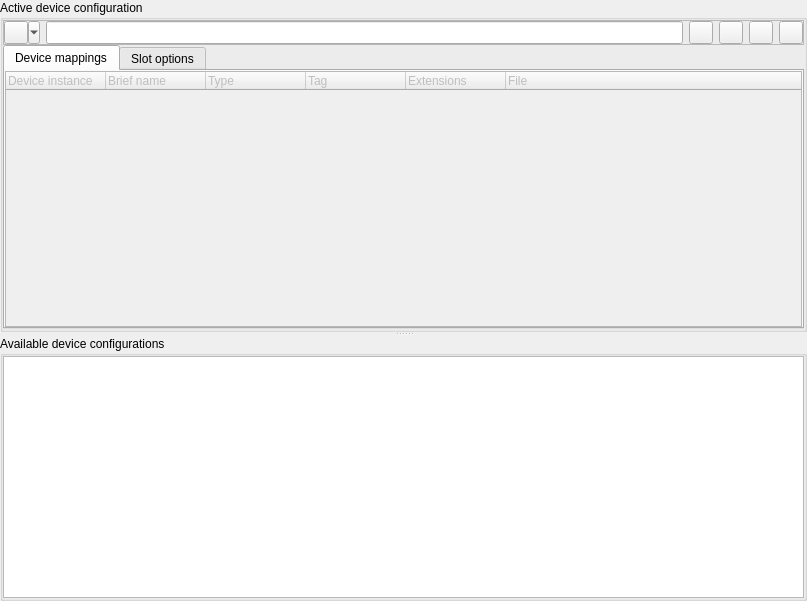
Above: messdevcfg.ui from qmc2/qmc2-mame-fe before the change. Below: the same form after it.
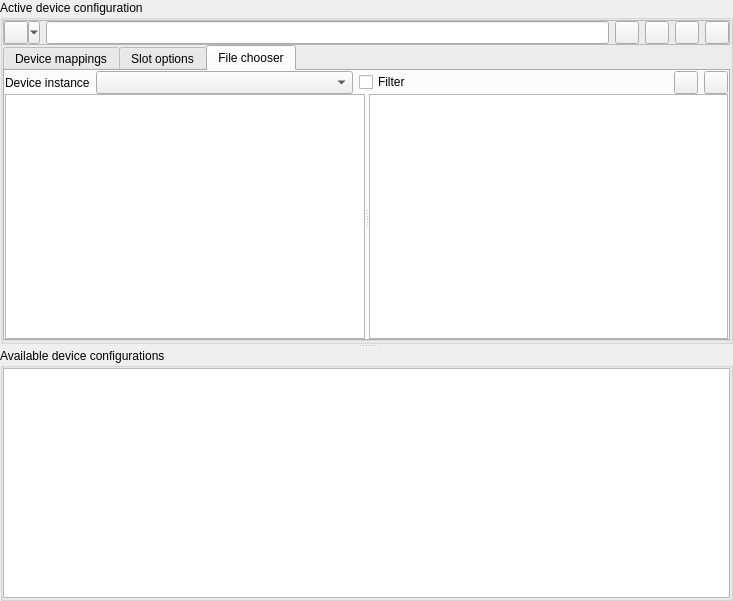
That is the form after the change. The open tabs and pages were chosen to show the change. Icons and pictures are not drawn.

Commit message: new: MESS targets: a new 'file chooser' dialog has been added to the MESS device configurator as an easy-to-use alternative to the manual setup

Patch:
```diff
--- a/messdevcfg.ui
+++ b/messdevcfg.ui
@@ -7,7 +7,7 @@
    <rect>
     <x>0</x>
     <y>0</y>
-    <width>807</width>
+    <width>733</width>
     <height>601</height>
    </rect>
   </property>
@@ -325,6 +325,147 @@
            </item>
           </layout>
          </widget>
+         <widget class="QWidget" name="tabFileChooser">
+          <attribute name="title">
+           <string>File chooser</string>
+          </attribute>
+          <layout class="QVBoxLayout" name="verticalLayoutFileChooser" stretch="0,1">
+           <property name="spacing">
+            <number>0</number>
+           </property>
+           <property name="margin">
+            <number>0</number>
+           </property>
+           <item>
+            <layout class="QHBoxLayout" name="horizontalLayoutFileChooser">
+             <item>
+              <widget class="QLabel" name="labelDeviceInstanceChooser">
+               <property name="text">
+                <string>Device instance</string>
+               </property>
+              </widget>
+             </item>
+             <item>
+              <widget class="QComboBox" name="comboBoxDeviceInstanceChooser">
+               <property name="sizePolicy">
+                <sizepolicy hsizetype="MinimumExpanding" vsizetype="Minimum">
+                 <horstretch>0</horstretch>
+                 <verstretch>0</verstretch>
+                </sizepolicy>
+               </property>
+               <property name="toolTip">
+                <string>Select the device instance the file is mapped to</string>
+               </property>
+               <property name="statusTip">
+                <string>Select the device instance the file is mapped to</string>
+               </property>
+              </widget>
+             </item>
+             <item>
+              <widget class="QCheckBox" name="checkBoxChooserFilter">
+               <property name="toolTip">
+                <string>Filter files by allowed extensions for the current device instance</string>
+               </property>
+               <property name="statusTip">
+                <string>Filter files by allowed extensions for the current device instance</string>
+               </property>
+               <property name="text">
+                <string>Filter</string>
+               </property>
+              </widget>
+             </item>
+             <item>
+              <spacer name="horizontalSpacer">
+               <property name="orientation">
+                <enum>Qt::Horizontal</enum>
+               </property>
+               <property name="sizeHint" stdset="0">
+                <size>
+                 <width>40</width>
+                 <height>20</height>
+                </size>
+               </property>
+              </spacer>
+             </item>
+             <item>
+              <widget class="QToolButton" name="toolButtonChooserPlay">
+               <property name="sizePolicy">
+                <sizepolicy hsizetype="Fixed" vsizetype="Minimum">
+                 <horstretch>0</horstretch>
+                 <verstretch>0</verstretch>
+                </sizepolicy>
+               </property>
+               <property name="toolTip">
+                <string>Play the selected configuration</string>
+               </property>
+               <property name="statusTip">
+                <string>Play the selected configuration</string>
+               </property>
+               <property name="icon">
+                <iconset resource="qmc2.qrc">
+                 <normaloff>:/data/img/launch.png</normaloff>:/data/img/launch.png</iconset>
+               </property>
+              </widget>
+             </item>
+             <item>
+              <widget class="QToolButton" name="toolButtonChooserPlayEmbedded">
+               <property name="sizePolicy">
+                <sizepolicy hsizetype="Fixed" vsizetype="Minimum">
+                 <horstretch>0</horstretch>
+                 <verstretch>0</verstretch>
+                </sizepolicy>
+               </property>
+               <property name="toolTip">
+                <string>Play the selected configuration (embedded)</string>
+               </property>
+               <property name="statusTip">
+                <string>Play the selected configuration (embedded)</string>
+               </property>
+               <property name="icon">
+                <iconset resource="qmc2.qrc">
+                 <normaloff>:/data/img/embed.png</normaloff>:/data/img/embed.png</iconset>
+               </property>
+              </widget>
+             </item>
+            </layout>
+           </item>
+           <item>
+            <widget class="QSplitter" name="splitterFileChooser">
+             <property name="orientation">
+              <enum>Qt::Horizontal</enum>
+             </property>
+             <widget class="QTreeView" name="treeViewDirChooser">
+              <property name="contextMenuPolicy">
+               <enum>Qt::CustomContextMenu</enum>
+              </property>
+              <property name="toolTip">
+               <string>Choose directory</string>
+              </property>
+              <property name="statusTip">
+               <string>Choose directory</string>
+              </property>
+              <property name="rootIsDecorated">
+               <bool>false</bool>
+              </property>
+              <property name="uniformRowHeights">
+               <bool>true</bool>
+              </property>
+             </widget>
+             <widget class="QListView" name="listViewFileChooser">
+              <property name="contextMenuPolicy">
+               <enum>Qt::CustomContextMenu</enum>
+              </property>
+              <property name="toolTip">
+               <string>Choose a file to map</string>
+              </property>
+              <property name="statusTip">
+               <string>Choose a file to map</string>
+              </property>
+             </widget>
+            </widget>
+           </item>
+          </layout>
+         </widget>
         </widget>
        </item>
       </layout>
```
Left out of the diff: 10 changed lines with no effect on the pictures. The commit also changes 16 other files.
